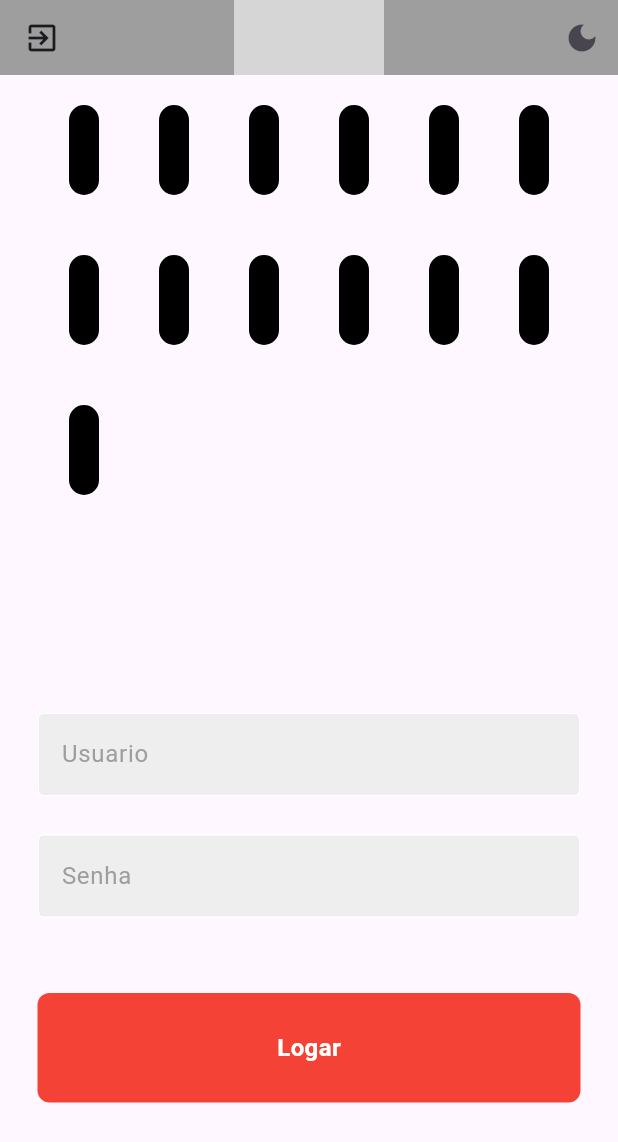
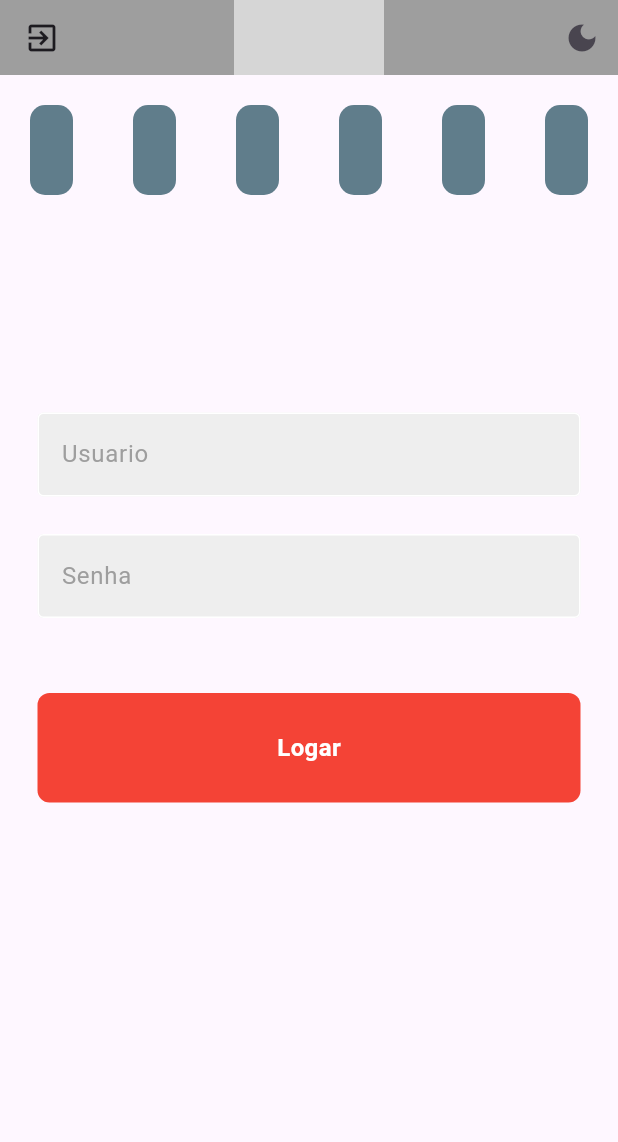
Before and after one commit to ElissonRochaa/MOBILE-25.1-AgendaUPE, a Flutter app: the screen it shows after launch, after a tap on the "exit to app" icon, on a phone screen of 412 x 824 dp. Shown: the top 1142 px of the screen. Run offline on Flutter 3.47's test engine with Material 3 defaults, Android fonts, the phone set to English and light mode, and no system bars; our stand-ins replace table_calendar; network calls fail; grey boxes are pictures that could not be loaded.

Commit message:
decoration

```diff
--- /dev/null
+++ b/calendarioupe/lib/components/my_decoration.dart
@@ -0,0 +1,31 @@
+import 'package:flutter/material.dart';
+
+class MyDecoration extends StatelessWidget {
+
+
+const MyDecoration({super.key});
+
+
+
+@override
+  Widget build(BuildContext context) {
+return Center(
+  child: Row(
+   children: [
+   for(int z=0;z<6;z++)
+     Expanded(
+  child:Container(
+    margin: const EdgeInsets.all(20.0),
+    width: 10.0,
+    height: 60.0,
+    decoration: BoxDecoration(
+    borderRadius: BorderRadius.circular(10.0),
+    color: Colors.blueGrey,
+  ),
+  ),
+    )
+   ],
+  )
+   );
+ }
+}
--- a/calendarioupe/lib/main.dart
+++ b/calendarioupe/lib/main.dart
@@ -5,6 +5,11 @@ import 'package:flutter/material.dart';
 void main() {
   runApp(const MaterialApp(title: 'Calendario', home: MyApp()));
 }
+
+
+
+
+
 
 class MyApp extends StatelessWidget {
   const MyApp({super.key});
--- a/calendarioupe/lib/screens/calendar_screeen.dart
+++ b/calendarioupe/lib/screens/calendar_screeen.dart
@@ -4,6 +4,8 @@ import 'package:calendarioupe/models/event_model.dart';
 import 'package:calendarioupe/utils/faker_api.dart';
 import 'package:flutter/material.dart';
 import 'package:table_calendar/table_calendar.dart';
+import 'package:calendarioupe/components/my_decoration.dart';
+
 
 
 LinkedHashMap<DateTime, List<AppEvent>>? _groupedEvents;
@@ -91,22 +93,8 @@ int getHashCode(DateTime key){
           ),
 
 
-Center(
-  child: Wrap(
-   children: [
-    for(int z=0;z<10;z++)
- Container(
-    margin: const EdgeInsets.all(20.0),
-    width: 20.0,
-    height: 60.0,
-    decoration: BoxDecoration(
-    borderRadius: BorderRadius.circular(10.0),
-    color: Colors.black,
-  ),
-  ),
-   ],
-  )
-),
+         MyDecoration(),
+
 
 
 
--- a/calendarioupe/lib/screens/login_screen.dart
+++ b/calendarioupe/lib/screens/login_screen.dart
@@ -1,6 +1,8 @@
 import 'package:flutter/material.dart';
 import 'package:calendarioupe/components/my_textfield.dart';
 import 'package:calendarioupe/components/my_button.dart';
+import 'package:calendarioupe/components/my_decoration.dart';
+
 
 
 class LoginScreen extends StatelessWidget {
@@ -20,22 +22,8 @@ class LoginScreen extends StatelessWidget {
        children: [
 
 
-Center(
-  child: Wrap(
-   children: [
-    for(int z=0;z<13;z++)
- Container(
-    margin: const EdgeInsets.all(20.0),
-    width: 20.0,
-    height: 60.0,
-    decoration: BoxDecoration(
-    borderRadius: BorderRadius.circular(10.0),
-    color: Colors.black,
-  ),
-  ),
-   ],
-  )
-),
+MyDecoration(),
+
 
 
               const SizedBox(height: 125),
```
